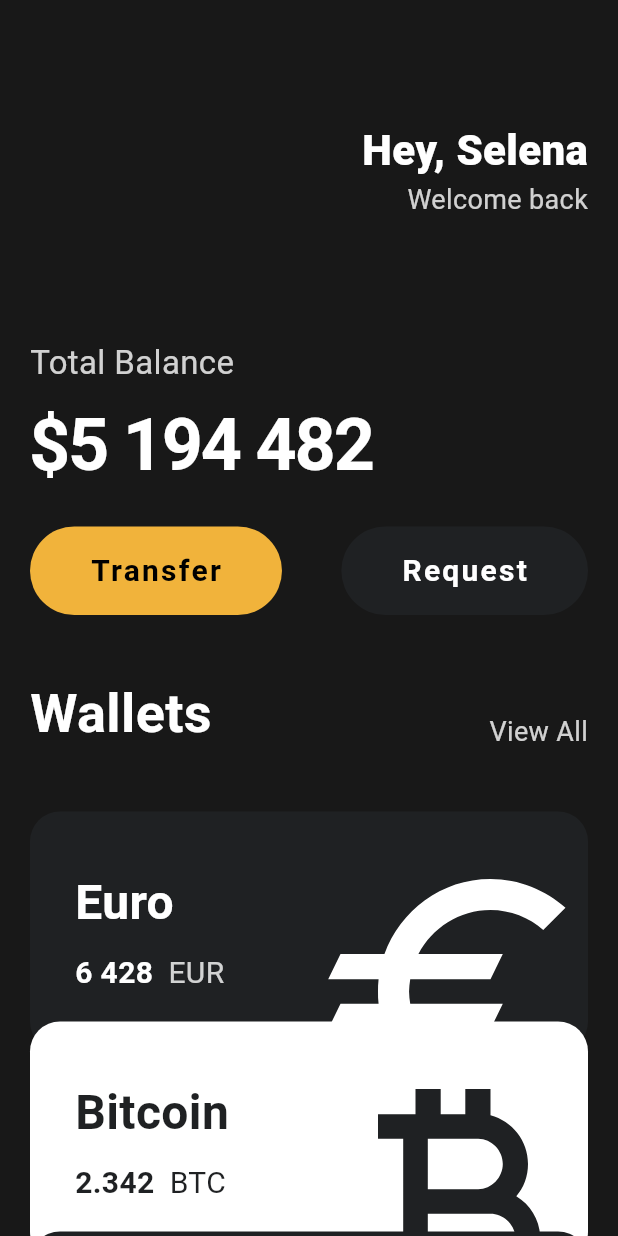
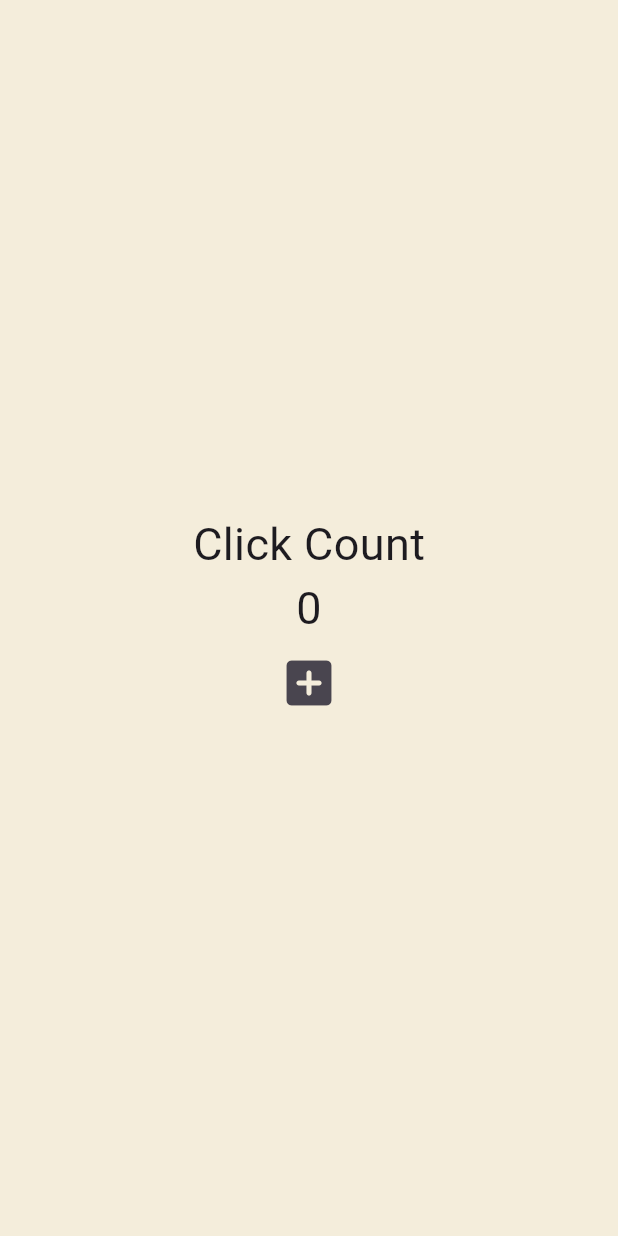
Before and after one commit to helious23/toonflix_again, a Flutter app: the screen it shows after launch, on a phone screen of 412 x 824 dp. Run offline on Flutter 3.47's test engine with Material 3 defaults, Android fonts, the phone set to English and light mode, and no system bars.

```diff
--- a/lib/main.dart
+++ b/lib/main.dart
@@ -1,139 +1,45 @@
 import 'package:flutter/material.dart';
-import 'package:toonflix/widgets/currency_card.dart';
-import 'package:toonflix/widgets/button.dart';
 
 void main() {
   runApp(const MyApp());
 }
 
-class MyApp extends StatelessWidget {
+class MyApp extends StatefulWidget {
   const MyApp({super.key});
+
+  @override
+  State<MyApp> createState() => _MyAppState();
+}
+
+class _MyAppState extends State<MyApp> {
+  int counter = 0;
+
+  void onCLicked() {
+    setState(() {
+      counter = counter + 1;
+    });
+  }
 
   @override
   Widget build(BuildContext context) {
     return MaterialApp(
       home: Scaffold(
-        backgroundColor: const Color(0xFF181818),
-        body: SingleChildScrollView(
-          child: Padding(
-            padding: const EdgeInsets.symmetric(
-              horizontal: 20,
-              vertical: 80,
-            ),
+        backgroundColor: const Color(0xFFF4EDDB),
+        body: Center(
           child: Column(
-              crossAxisAlignment: CrossAxisAlignment.start,
-              children: [
-                Row(
-                  mainAxisAlignment: MainAxisAlignment.end,
-                  children: [
-                    Column(
-                      crossAxisAlignment: CrossAxisAlignment.end,
+            mainAxisAlignment: MainAxisAlignment.center,
             children: [
               const Text(
-                          "Hey, Selena",
-                          style: TextStyle(
-                            color: Colors.white,
-                            fontSize: 28,
-                            fontWeight: FontWeight.w800,
+                "Click Count",
+                style: TextStyle(fontSize: 30),
               ),
-                        ),
-                        Text(
-                          "Welcome back",
-                          style: TextStyle(
-                            color: Colors.white.withValues(
-                              alpha: 0.8,
-                            ),
-                            fontSize: 18,
-                            fontWeight: FontWeight.w400,
-                          ),
+              Text('$counter', style: const TextStyle(fontSize: 30)),
+              IconButton(
+                iconSize: 40,
+                onPressed: onCLicked,
+                icon: const Icon(Icons.add_box_rounded),
               ),
             ],
-                    ),
-                  ],
-                ),
-                const SizedBox(height: 80),
-                Text(
-                  'Total Balance',
-                  style: TextStyle(
-                    color: Colors.white.withValues(alpha: 0.8),
-                    fontSize: 22,
-                  ),
-                ),
-                const SizedBox(height: 5),
-                const Text(
-                  '\$5 194 482',
-                  style: TextStyle(
-                    color: Colors.white,
-                    fontSize: 48,
-                    fontWeight: FontWeight.w600,
-                    letterSpacing: -1.5,
-                  ),
-                ),
-                const SizedBox(height: 20),
-                const Row(
-                  mainAxisAlignment: MainAxisAlignment.spaceBetween,
-                  children: [
-                    Button(
-                      text: 'Transfer',
-                      bgColor: Color(0xFFF1B33B),
-                      textColor: Colors.black,
-                    ),
-                    Button(
-                      text: 'Request',
-                      bgColor: Color(0xFF1F2123),
-                      textColor: Colors.white,
-                    ),
-                  ],
-                ),
-                const SizedBox(height: 40),
-                Row(
-                  mainAxisAlignment: MainAxisAlignment.spaceBetween,
-                  crossAxisAlignment: CrossAxisAlignment.end,
-                  children: [
-                    const Text(
-                      'Wallets',
-                      style: TextStyle(
-                        color: Colors.white,
-                        fontSize: 36,
-                        fontWeight: FontWeight.w600,
-                      ),
-                    ),
-                    Text(
-                      'View All',
-                      style: TextStyle(
-                        color: Colors.white.withValues(alpha: 0.8),
-                        fontSize: 18,
-                      ),
-                    ),
-                  ],
-                ),
-                const SizedBox(height: 40),
-                const CurrencyCard(
-                  name: "Euro",
-                  code: "EUR",
-                  amount: "6 428",
-                  icon: Icons.euro_sharp,
-                  isInverted: false,
-                  index: 0,
-                ),
-                const CurrencyCard(
-                  name: "Bitcoin",
-                  code: "BTC",
-                  amount: "2.342",
-                  icon: Icons.currency_bitcoin,
-                  isInverted: true,
-                  index: 1,
-                ),
-                const CurrencyCard(
-                  name: "Dollar",
-                  code: "USD",
-                  amount: "1 000",
-                  icon: Icons.attach_money_outlined,
-                  isInverted: false,
-                  index: 2,
-                ),
-              ],
-            ),
           ),
         ),
       ),
--- a/lib/widgets/button.dart
+++ /dev/null
@@ -1,39 +0,0 @@
-import 'package:flutter/material.dart';
-
-class Button extends StatelessWidget {
-  final String text;
-  final Color bgColor;
-  final Color textColor;
-
-  const Button({
-    super.key,
-    required this.text,
-    required this.bgColor,
-    required this.textColor,
-  });
-
-  @override
-  Widget build(BuildContext context) {
-    return Container(
-      decoration: BoxDecoration(
-        color: bgColor,
-        borderRadius: const BorderRadius.all(Radius.circular(50)),
-      ),
-      child: Padding(
-        padding: const EdgeInsets.symmetric(
-          vertical: 15,
-          horizontal: 40,
-        ),
-        child: Text(
-          text,
-          style: TextStyle(
-            color: textColor,
-            fontSize: 20,
-            fontWeight: FontWeight.w600,
-            letterSpacing: 1.5,
-          ),
-        ),
-      ),
-    );
-  }
-}
--- a/lib/widgets/currency_card.dart
+++ /dev/null
@@ -1,90 +0,0 @@
-import 'package:flutter/material.dart';
-
-class CurrencyCard extends StatelessWidget {
-  final String name, code, amount;
-  final IconData icon;
-  final bool isInverted;
-  final int index;
-  final Color blackColor = const Color(0xFF1F2123);
-
-  const CurrencyCard({
-    super.key,
-    required this.name,
-    required this.code,
-    required this.amount,
-    required this.icon,
-    required this.isInverted,
-    required this.index,
-  });
-
-  @override
-  Widget build(BuildContext context) {
-    return Transform.translate(
-      offset: Offset(0, -20.0 * index),
-      child: Container(
-        clipBehavior: Clip.hardEdge,
-        decoration: BoxDecoration(
-          color: isInverted ? Colors.white : blackColor,
-          borderRadius: BorderRadius.circular(20),
-        ),
-        child: Padding(
-          padding: const EdgeInsets.all(30),
-          child: Row(
-            mainAxisAlignment: MainAxisAlignment.spaceBetween,
-            children: [
-              Column(
-                crossAxisAlignment: CrossAxisAlignment.start,
-                children: [
-                  Text(
-                    name,
-                    style: TextStyle(
-                      color: isInverted ? blackColor : Colors.white,
-                      fontSize: 32,
-                      fontWeight: FontWeight.w600,
-                    ),
-                  ),
-                  const SizedBox(height: 10),
-                  Row(
-                    children: [
-                      Text(
-                        amount,
-                        style: TextStyle(
-                          color: isInverted
-                              ? blackColor
-                              : Colors.white,
-                          fontSize: 20,
-                          fontWeight: FontWeight.w600,
-                        ),
-                      ),
-                      const SizedBox(width: 10),
-                      Text(
-                        code,
-                        style: TextStyle(
-                          color: isInverted
-                              ? blackColor
-                              : Colors.white.withValues(alpha: 0.8),
-                          fontSize: 20,
-                        ),
-                      ),
-                    ],
-                  ),
-                ],
-              ),
-              Transform.scale(
-                scale: 2,
-                child: Transform.translate(
-                  offset: const Offset(-5, 20),
-                  child: Icon(
-                    icon,
-                    color: isInverted ? blackColor : Colors.white,
-                    size: 100,
-                  ),
-                ),
-              ),
-            ],
-          ),
-        ),
-      ),
-    );
-  }
-}
```
Lines whose indentation alone changed are shown as unchanged.
